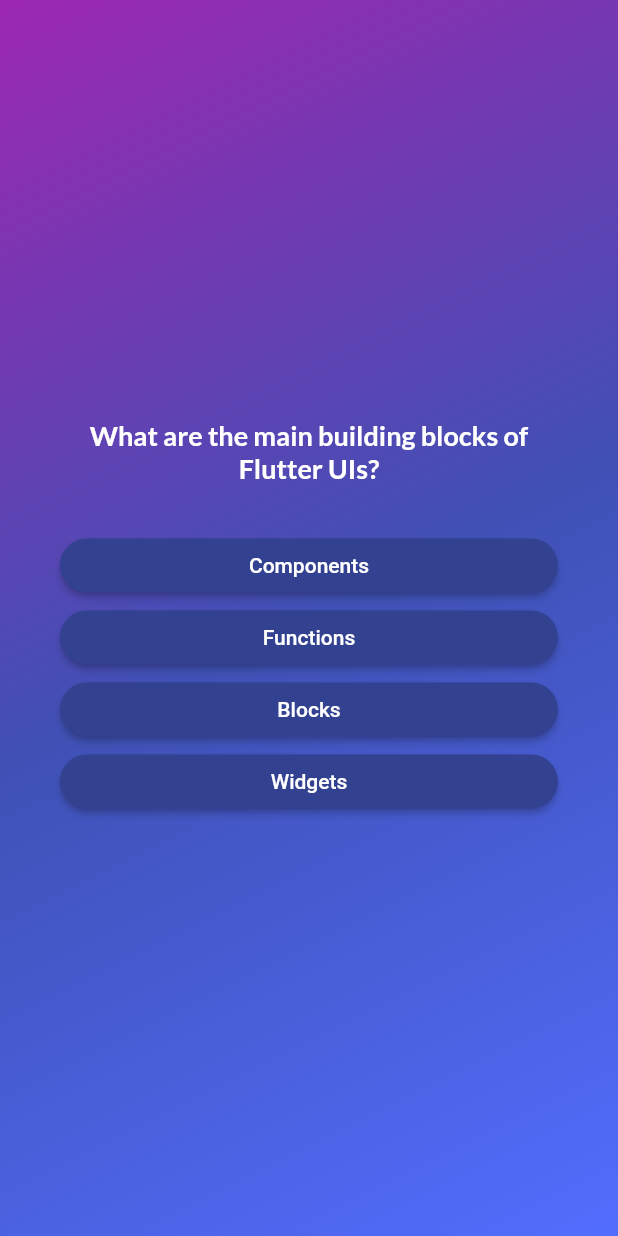
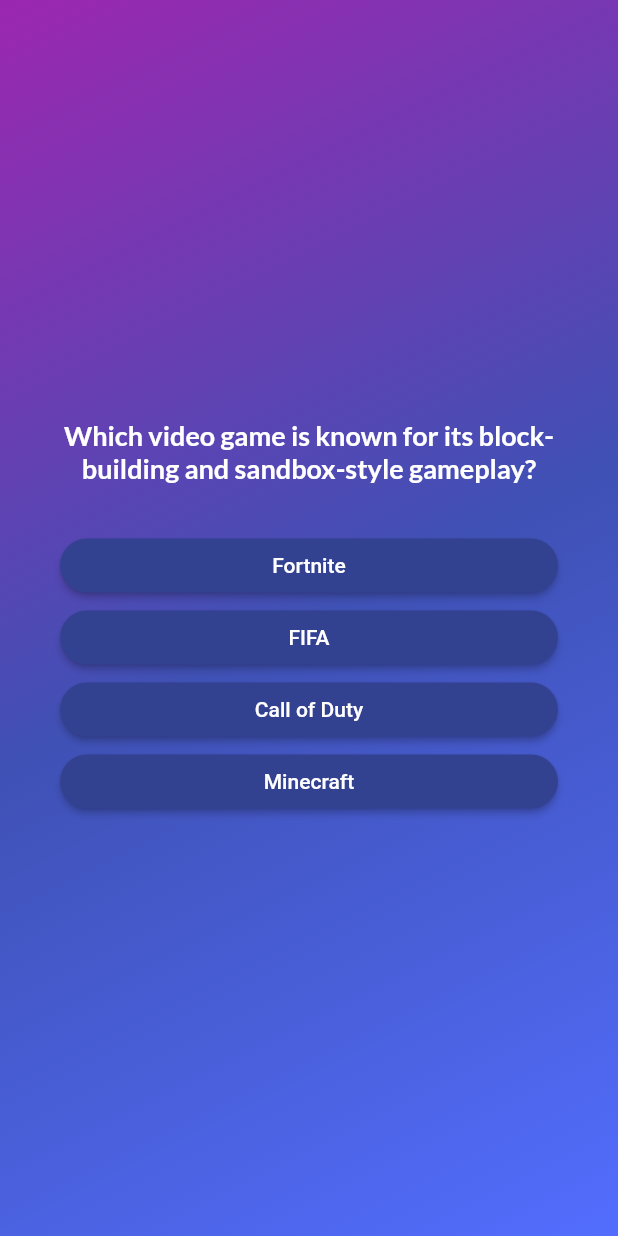
Before and after one commit to pukinidev/Flutter, a Flutter app: the screen it shows after launch, after a tap on "Start Quiz", on a phone screen of 412 x 824 dp. Run offline on Flutter 3.47's test engine with Material 2 defaults, Android fonts, the phone set to English and light mode, and no system bars; our stand-ins replace google_fonts.

Commit message:
changes, maps. filters and types!

```diff
--- a/Proyects/quizapp/lib/data/questions.dart
+++ b/Proyects/quizapp/lib/data/questions.dart
@@ -2,54 +2,57 @@ import 'package:quizapp/models/quiz_questions.dart';
 
 const questions = [
   QuizQuestion(
-    'What are the main building blocks of Flutter UIs?',
+    'Which video game is known for its block-building and sandbox-style gameplay?',
     [
-      'Widgets',
-      'Components',
-      'Blocks',
-      'Functions',
-    ],
-  ),
-  QuizQuestion('How are Flutter UIs built?', [
-    'By combining widgets in code',
-    'By combining widgets in a visual editor',
-    'By defining widgets in config files',
-    'By using XCode for iOS and Android Studio for Android',
-  ]),
-  QuizQuestion(
-    'What\'s the purpose of a StatefulWidget?',
-    [
-      'Update UI as data changes',
-      'Update data as UI changes',
-      'Ignore data changes',
-      'Render UI that does not depend on data',
+      'Minecraft',
+      'Fortnite',
+      'Call of Duty',
+      'FIFA',
     ],
   ),
   QuizQuestion(
-    'Which widget should you try to use more often: StatelessWidget or StatefulWidget?',
+    'What is the name of the iconic plumber in Nintendo\'s Super Mario series?',
     [
-      'StatelessWidget',
-      'StatefulWidget',
-      'Both are equally good',
-      'None of the above',
+      'Mario',
+      'Luigi',
+      'Bowser',
+      'Yoshi',
     ],
   ),
   QuizQuestion(
-    'What happens if you change data in a StatelessWidget?',
+    'In the game "The Legend of Zelda," what is the protagonist named?',
     [
-      'The UI is not updated',
-      'The UI is updated',
-      'The closest StatefulWidget is updated',
-      'Any nested StatefulWidgets are updated',
+      'Link',
+      'Zelda',
+      'Ganon',
+      'Sheik',
     ],
   ),
   QuizQuestion(
-    'How should you update data inside of StatefulWidgets?',
+    'Which popular video game franchise features battles between red and blue teams in various game modes?',
     [
-      'By calling setState()',
-      'By calling updateData()',
-      'By calling updateUI()',
-      'By calling updateState()',
+      'Team Fortress',
+      'Overwatch',
+      'Counter-Strike',
+      'Rainbow Six Siege',
+    ],
+  ),
+  QuizQuestion(
+    'What is the main objective in the game "Pac-Man"?',
+    [
+      'Collect all the dots in the maze',
+      'Defeat the ghosts',
+      'Solve puzzles',
+      'Survive waves of enemies',
+    ],
+  ),
+  QuizQuestion(
+    'Which video game series is set in a post-apocalyptic nuclear wasteland?',
+    [
+      'Fallout',
+      'Bioshock',
+      'The Elder Scrolls',
+      'Borderlands',
     ],
   ),
 ];
--- a/Proyects/quizapp/lib/quiz.dart
+++ b/Proyects/quizapp/lib/quiz.dart
@@ -26,7 +26,6 @@ class _QuizState extends State<Quiz> {
 
     if (selectedAnswers.length == questions.length) {
       setState(() {
-        selectedAnswers = [];
         activeScreen = 'results-screen';
       });
     }
@@ -41,7 +40,7 @@ class _QuizState extends State<Quiz> {
     }
 
     if (activeScreen == 'results-screen') {
-      screenWidget = const ResultsScreen();
+      screenWidget = ResultsScreen(chosenAnswers: selectedAnswers);
     }
 
     return MaterialApp(
```
Also changed, not shown: Proyects/quizapp/lib/questions_summary.dart (added, +34 -0 lines), Proyects/quizapp/lib/results_screen.dart (+31 -4 lines).
